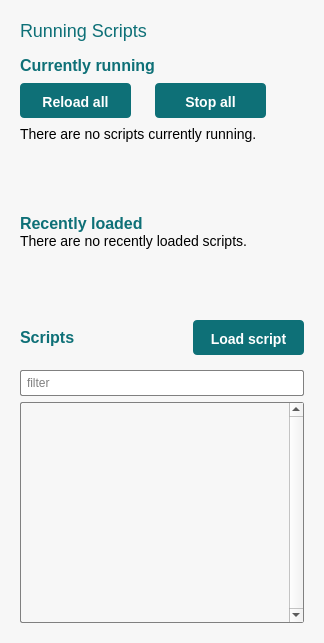
vircadia/vircadia-native-core, file interface/ui/runningScriptsWidget.ui: the form before one commit.
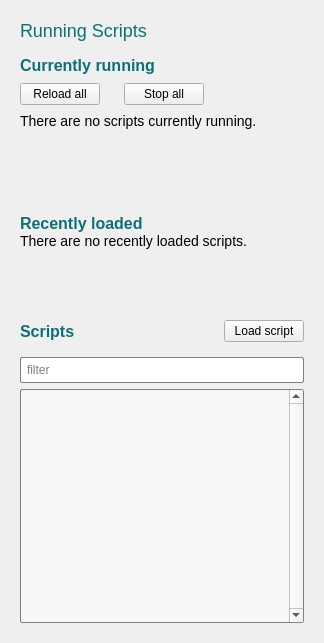
The form after the commit.

Commit message: Remove custom background, font, and button styles on RunningScripts

```diff
--- a/interface/ui/runningScriptsWidget.ui
+++ b/interface/ui/runningScriptsWidget.ui
@@ -13,14 +13,6 @@
   <property name="windowTitle">
    <string>Form</string>
   </property>
-  <property name="styleSheet">
-   <string notr="true">* {
-	font-family: Helvetica, Arial, sans-serif;
-}
-#RunningScriptsWidget {
-	background: #f7f7f7; 
-}</string>
-  </property>
   <layout class="QVBoxLayout" name="verticalLayout_2">
    <property name="leftMargin">
     <number>20</number>
@@ -114,7 +106,6 @@
        <widget class="QLabel" name="currentlyRunningLabel">
         <property name="font">
          <font>
-          <family>Helvetica,Arial,sans-serif</family>
           <pointsize>-1</pointsize>
           <weight>75</weight>
           <italic>false</italic>
@@ -173,31 +164,6 @@
          </property>
          <item>
           <widget class="QPushButton" name="reloadAllButton">
-           <property name="sizePolicy">
-            <sizepolicy hsizetype="Fixed" vsizetype="Fixed">
-             <horstretch>0</horstretch>
-             <verstretch>0</verstretch>
-            </sizepolicy>
-           </property>
-           <property name="minimumSize">
-            <size>
-             <width>111</width>
-             <height>35</height>
-            </size>
-           </property>
-           <property name="cursor">
-            <cursorShape>PointingHandCursor</cursorShape>
-           </property>
-           <property name="autoFillBackground">
-            <bool>false</bool>
-           </property>
-           <property name="styleSheet">
-            <string notr="true">background: #0e7077;
-color: #fff;
-border-radius: 4px;
-font: bold 14px;
-padding-top: 3px;</string>
-           </property>
            <property name="text">
             <string>Reload all</string>
            </property>
@@ -205,28 +171,6 @@
          </item>
          <item>
           <widget class="QPushButton" name="stopAllButton">
-           <property name="sizePolicy">
-            <sizepolicy hsizetype="Fixed" vsizetype="Fixed">
-             <horstretch>0</horstretch>
-             <verstretch>0</verstretch>
-            </sizepolicy>
-           </property>
-           <property name="minimumSize">
-            <size>
-             <width>111</width>
-             <height>35</height>
-            </size>
-           </property>
-           <property name="cursor">
-            <cursorShape>PointingHandCursor</cursorShape>
-           </property>
-           <property name="styleSheet">
-            <string notr="true">background: #0e7077;
-color: #fff;
-border-radius: 4px;
-font: bold 14px;
-padding-top: 3px;</string>
-           </property>
            <property name="text">
             <string>Stop all</string>
            </property>
@@ -304,11 +248,6 @@
         <property name="layoutDirection">
          <enum>Qt::LeftToRight</enum>
         </property>
-        <property name="styleSheet">
-         <string notr="true">#runningScriptsList {
-	background: #f7f7f7; 
-}</string>
-        </property>
         <property name="frameShape">
          <enum>QFrame::NoFrame</enum>
         </property>
@@ -459,9 +398,6 @@
        <height>300</height>
       </size>
      </property>
-     <property name="styleSheet">
-      <string notr="true"/>
-     </property>
      <layout class="QVBoxLayout" name="verticalLayout">
       <property name="spacing">
        <number>0</number>
@@ -522,28 +458,6 @@
          </item>
          <item>
           <widget class="QPushButton" name="loadScriptButton">
-           <property name="sizePolicy">
-            <sizepolicy hsizetype="Fixed" vsizetype="Fixed">
-             <horstretch>0</horstretch>
-             <verstretch>0</verstretch>
-            </sizepolicy>
-           </property>
-           <property name="minimumSize">
-            <size>
-             <width>111</width>
-             <height>35</height>
-            </size>
-           </property>
-           <property name="cursor">
-            <cursorShape>PointingHandCursor</cursorShape>
-           </property>
-           <property name="styleSheet">
-            <string notr="true">background: #0e7077;
-color: #fff;
-border-radius: 4px;
-font: bold 14px;
-padding-top: 3px;</string>
-           </property>
            <property name="text">
             <string>Load script</string>
            </property>
```
The commit also changes 1 other file.
